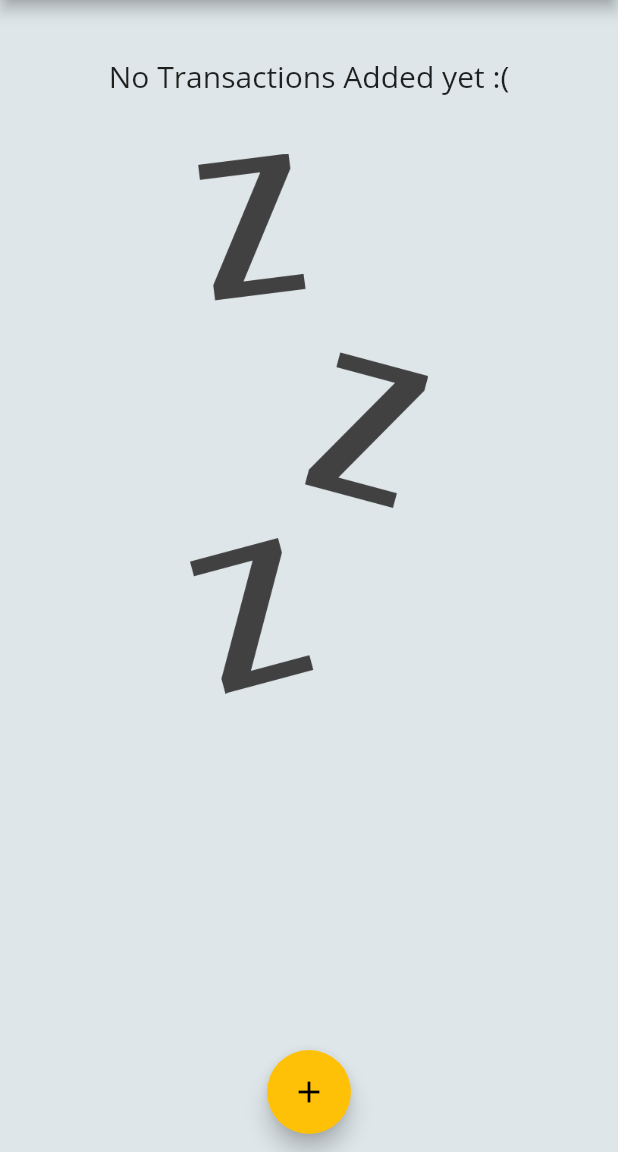
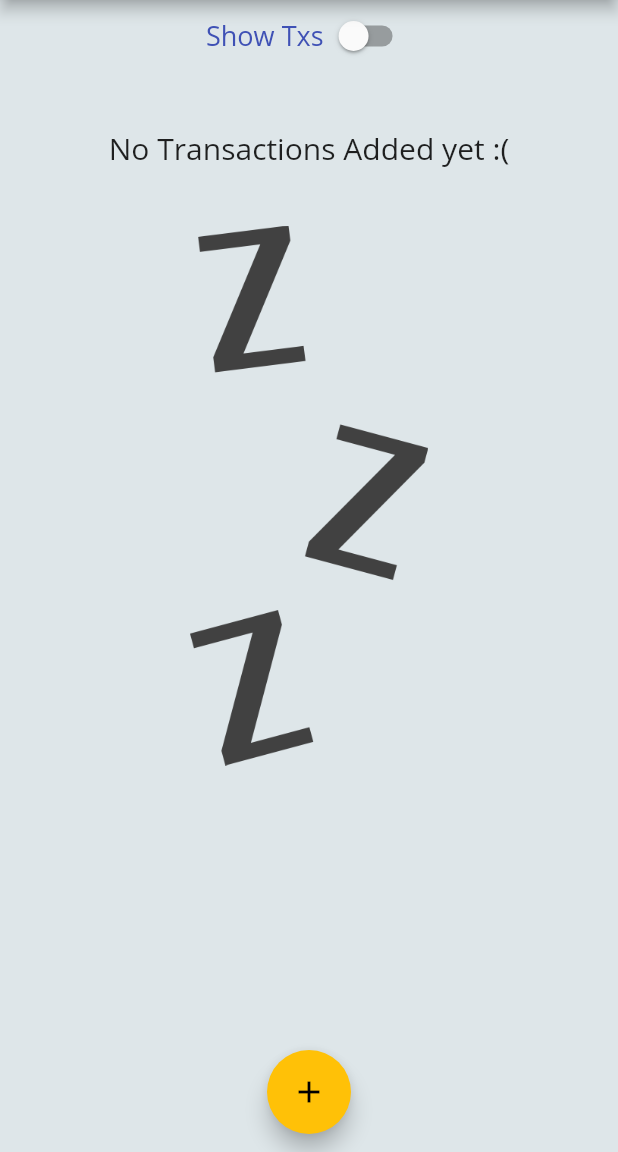
Before and after one commit to abdelazizSalah/LearningDartAndFlutter, a Flutter app: the screen it shows after launch, after a tap on the "layers clear" icon, on a phone screen of 412 x 824 dp, the part 84-1236 px from its top. Run offline on Flutter 3.47's test engine with Material 2 defaults, Android fonts, the light colour scheme and no system bars.

Commit message:
applying some changes

```diff
--- a/personality_quiz/lib/PersonalityJudgeApp.dart
+++ b/personality_quiz/lib/PersonalityJudgeApp.dart
@@ -123,7 +123,10 @@ class HomePage extends State<QuizClass> {
         // drawer: Drawer(),
         //this is how we can display widgets conditionally :)
         body: _questionsCntr < _questionList.length
-            ? Quiz(_questionList, _questionsCntr, TheQuestionSolutions)
+            ? Quiz(
+                questions: _questionList,
+                questionsCntr: _questionsCntr,
+                TheQuestionSolutions: TheQuestionSolutions)
             // ignore: prefer_const_constructors
             : Result(_totalScore, _resetQuiz));
   }
--- a/presonal_expanses_app/lib/Widgets/Charts.dart
+++ b/presonal_expanses_app/lib/Widgets/Charts.dart
@@ -53,8 +53,8 @@ class Charts extends StatelessWidget {
             height: 0,
           )
         : Container(
-            height: 153,
-            width: 400,
+            height: MediaQuery.of(context).size.height * 0.5,
+            width: MediaQuery.of(context).size.width,
             // padding: EdgeInsets.all(),
             child: Card(
               elevation: 5,
@@ -65,7 +65,7 @@ class Charts extends StatelessWidget {
                     Container(
                       padding: EdgeInsets.all(4),
                       color: Colors.blueGrey[200],
-                      width: 370,
+                      width: MediaQuery.of(context).size.width - 18,
                       child: Row(
                         mainAxisAlignment: MainAxisAlignment.spaceAround,
                         children: groupedTransactionValues.map((data) {
--- a/presonal_expanses_app/lib/Widgets/chart_bar.dart
+++ b/presonal_expanses_app/lib/Widgets/chart_bar.dart
@@ -19,7 +19,7 @@ class ChartBar extends StatelessWidget {
         /// fitted box widget force the child into the available space
         /// so if the space is not enough it decrements its size
         Container(
-          height: 20,
+          height: MediaQuery.of(context).size.height * 0.05,
           child: FittedBox(
             child: Text(
               "\$${spendingAmount.toStringAsFixed(0)}",
@@ -34,7 +34,7 @@ class ChartBar extends StatelessWidget {
           height: 4,
         ),
         Container(
-          height: 80,
+          height: MediaQuery.of(context).size.height * 0.21,
           width: 15,
           child: Stack(
             children: [
@@ -60,12 +60,15 @@ class ChartBar extends StatelessWidget {
         SizedBox(
           height: 4,
         ),
-        Text(
-          '$label',
-          style: TextStyle(
-              fontFamily: 'DancingScript',
-              fontSize: 15,
-              fontWeight: FontWeight.bold),
+        Container(
+          height: MediaQuery.of(context).size.height * 0.15,
+          child: Text(
+            '$label',
+            style: TextStyle(
+                fontFamily: 'DancingScript',
+                fontSize: 15,
+                fontWeight: FontWeight.bold),
+          ),
         )
       ],
     );
--- a/presonal_expanses_app/lib/main.dart
+++ b/presonal_expanses_app/lib/main.dart
@@ -1,4 +1,5 @@
 import 'package:flutter/material.dart';
+import 'package:flutter/services.dart';
 import 'package:presonal_expanses_app/Widgets/InputFields.dart';
 import 'package:intl/intl.dart';
 import './Widgets/Charts.dart';
@@ -6,6 +7,10 @@ import './Widgets/Txs.dart';
 import './Models/Transaction.dart';
 
 void main() {
+  // /// This is how we can prevent the landScape mode
+  // WidgetsFlutterBinding.ensureInitialized();
+  // SystemChrome.setPreferredOrientations(
+  //     [DeviceOrientation.portraitDown, DeviceOrientation.portraitUp]);
   runApp(PersonalExpanses());
 }
 
@@ -26,6 +31,8 @@ class PersonalExpanses extends StatelessWidget {
             primarySwatch: Colors.indigo,
             accentColor: Colors.amber,
             fontFamily: 'OpenSans',
+            textTheme: TextTheme(
+                bodyText1: TextStyle(color: Colors.indigo, fontSize: 18)),
             appBarTheme: AppBarTheme(
                 titleTextStyle: TextStyle(
               fontFamily: 'DancingScript',
@@ -218,6 +225,7 @@ class _MainPageState extends State<MainPage> {
     }).toList();
   }
 
+  bool _ShowTxs = false;
   //main build function
   @override
   Widget build(BuildContext context) {
@@ -245,10 +253,8 @@ class _MainPageState extends State<MainPage> {
         color: Color.fromARGB(255, 222, 230, 233),
 
         // height: double.infinity,
-        height: double.infinity,
-        width: double.infinity,
-        // color: Color.fromARGB(255, 13, 127, 172),
-        // color: Theme.of(context).primaryColorLight,
+        height: MediaQuery.of(context).size.height,
+        width: MediaQuery.of(context).size.width,
 
         /// I made it here to be able to scroll the whole page
         // child: SingleChildScrollView(
@@ -257,8 +263,23 @@ class _MainPageState extends State<MainPage> {
             return Column(
               crossAxisAlignment: CrossAxisAlignment.stretch,
               children: [
-                Charts(_recentTxs),
-                /**
+                Row(mainAxisAlignment: MainAxisAlignment.center, children: [
+                  Text(
+                    "Show Txs",
+                    style: Theme.of(context).textTheme.bodyText1,
+                  ),
+                  Switch(
+                      value: _ShowTxs,
+                      onChanged: (val) {
+                        setState(() {
+                          _ShowTxs = val;
+                        });
+                      })
+                ]),
+                _ShowTxs == true
+                    ? Charts(_recentTxs)
+
+                    /**
                * 34an t5ly subwidget hya el scrollable lazm t3ml specific height
                * and width, w da 34an t2ol le el Scrollable function wlahy lw el
                * height zad 3n kaza w el width zad 3n kaza khlas ebd2 scroll.
@@ -266,10 +287,10 @@ class _MainPageState extends State<MainPage> {
                * will cause an overflow
                */
 
-                Txs(
-                  transactions: transactions,
-                  removeTransaction: removeTransaction,
-                )
+                    : Txs(
+                        transactions: transactions,
+                        removeTransaction: removeTransaction,
+                      )
               ],
             );
           },
```
